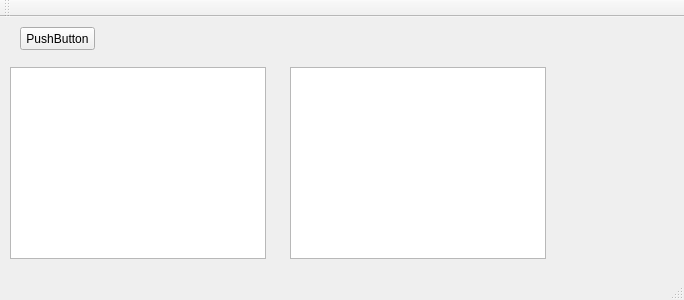
The window that QtConcurrent124/mainwindow.ui (FoxFAQ/QtExamples) describes before a commit, drawn with Qt 5.
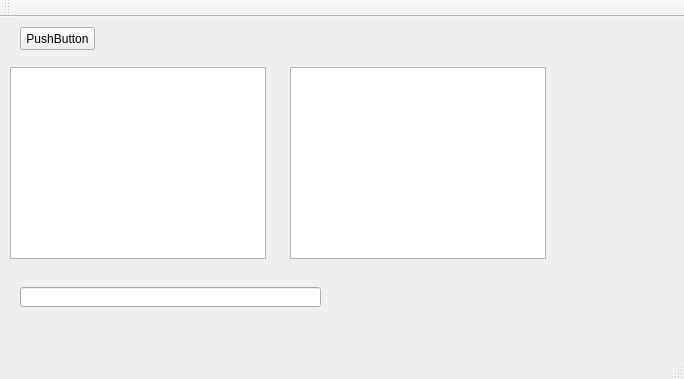
The same window after the commit.

Commit message: QtConcurrent filteredReduce QFuture

Diff of the .ui file:
```diff
--- a/QtConcurrent124/mainwindow.ui
+++ b/QtConcurrent124/mainwindow.ui
@@ -7,7 +7,7 @@
     <x>0</x>
     <y>0</y>
     <width>684</width>
-    <height>300</height>
+    <height>379</height>
    </rect>
   </property>
   <property name="windowTitle">
@@ -47,6 +47,16 @@
      </rect>
     </property>
    </widget>
+   <widget class="QLineEdit" name="lineEdit">
+    <property name="geometry">
+     <rect>
+      <x>20</x>
+      <y>270</y>
+      <width>301</width>
+      <height>20</height>
+     </rect>
+    </property>
+   </widget>
   </widget>
   <widget class="QMenuBar" name="menuBar">
    <property name="geometry">
```
The commit also changes 2 other files.
